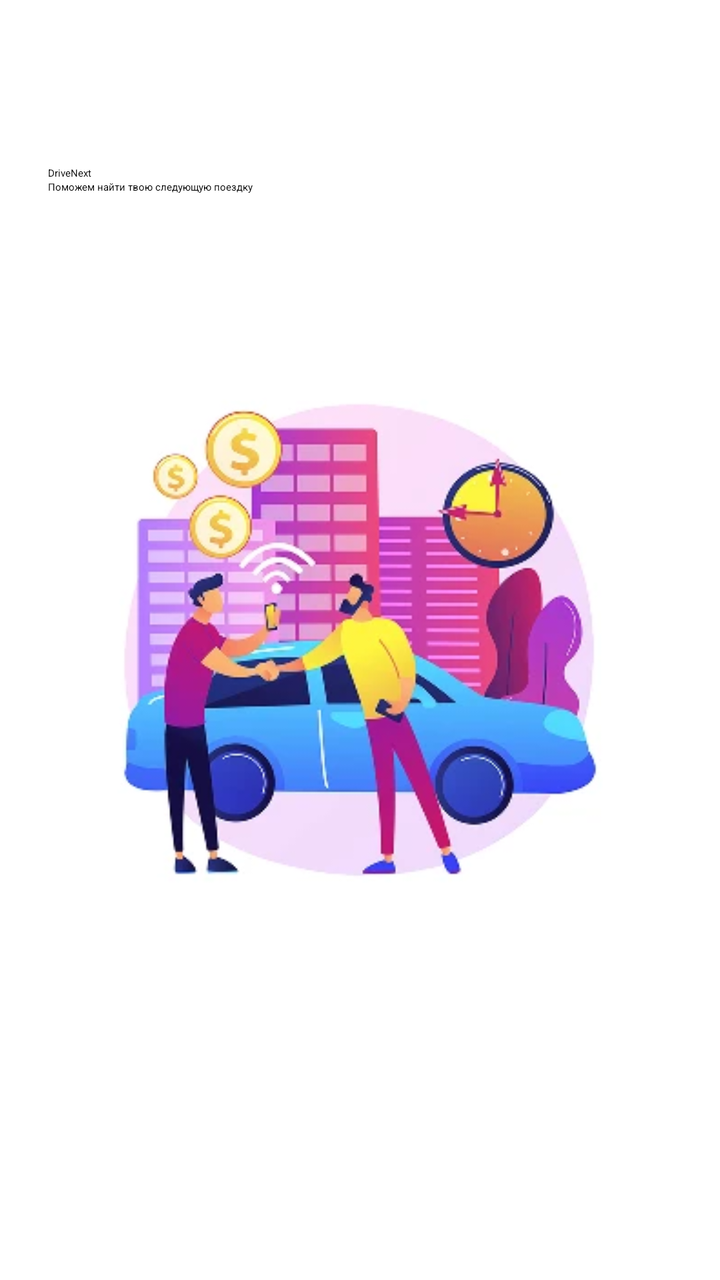
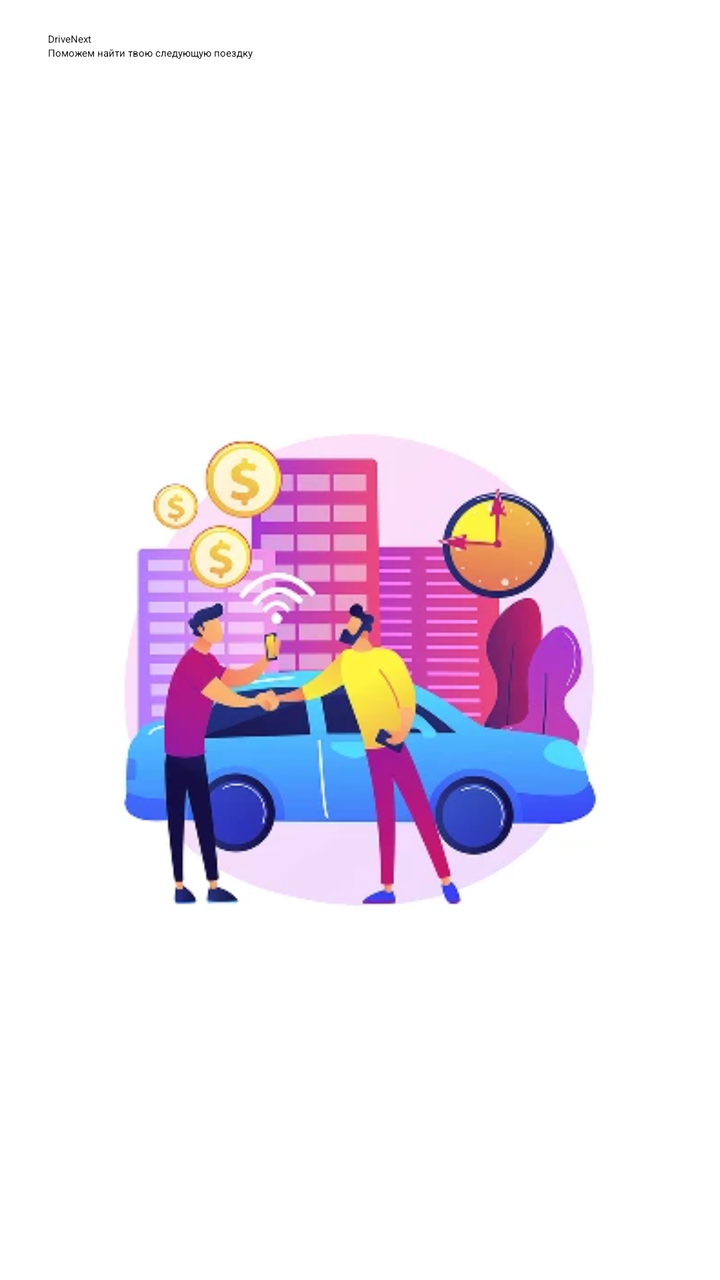

Screens rendered from an Android XML layout before and after an edit, with the pre-edit source and the edit as a unified diff.
<!-- AndroidManifest.xml: application theme Theme.DriveNext.Splash -->
<!-- res/layout/fragment_splash.xml -->
<?xml version="1.0" encoding="utf-8"?>
<androidx.constraintlayout.widget.ConstraintLayout xmlns:android="http://schemas.android.com/apk/res/android"
    xmlns:app="http://schemas.android.com/apk/res-auto"
    android:id="@+id/splash"
    android:layout_width="match_parent"
    android:layout_height="match_parent"
    android:background="@color/white"
    android:paddingHorizontal="@dimen/screen_padding_horizontal"
    android:paddingVertical="@dimen/screen_padding_vertical">

    <TextView
        android:id="@+id/title"
        android:layout_width="wrap_content"
        android:layout_height="wrap_content"
        app:layout_constraintStart_toStartOf="parent"
        app:layout_constraintTop_toTopOf="parent"
        app:layout_constraintBottom_toTopOf="@id/slogan"
        android:text="@string/app_name"
        android:textAppearance="?attr/textAppearanceTitleLarge"
        app:layout_constraintVertical_chainStyle="packed" />

    <TextView
        android:id="@+id/slogan"
        android:layout_width="wrap_content"
        android:layout_height="wrap_content"
        app:layout_constraintStart_toStartOf="parent"
        app:layout_constraintTop_toBottomOf="@id/title"
        app:layout_constraintBottom_toTopOf="@id/splash_logo"
        android:text="@string/slogan"
        android:textAppearance="?attr/textAppearanceBodyMedium" />

    <ImageView
        android:id="@+id/splash_logo"
        android:layout_width="wrap_content"
        android:layout_height="wrap_content"
        android:adjustViewBounds="true"
        android:contentDescription="@null"
        android:scaleType="centerInside"
        android:src="@drawable/splash_logo"
        app:layout_constraintStart_toStartOf="parent"
        app:layout_constraintEnd_toEndOf="parent"
        app:layout_constraintBottom_toBottomOf="parent"
        app:layout_constraintTop_toTopOf="parent"
        app:layout_constraintDimensionRatio="1:1" />

</androidx.constraintlayout.widget.ConstraintLayout>
<!-- resources referenced by this layout -->
<resources>
  <color name="white">#FFFFFFFF</color>
  <dimen name="screen_padding_horizontal">24dp</dimen>
  <dimen name="screen_padding_vertical">16dp</dimen>
  <!-- drawable splash_logo: webp bitmap (drawable, 17444 bytes) -->
  <string name="app_name">DriveNext</string>
  <string name="slogan">Поможем найти твою следующую поездку</string>
  <style name="Theme.DriveNext.Splash" parent="Theme.SplashScreen">
          <item name="windowSplashScreenBackground">@color/white</item>
          <item name="windowSplashScreenAnimatedIcon">@mipmap/ic_launcher</item>
          <item name="postSplashScreenTheme">@style/Theme.DriveNext</item>
      </style>
  <style name="Theme.DriveNext" parent="Base.Theme.DriveNext" />
  <style name="Base.Theme.DriveNext" parent="Theme.Material3.DayNight.NoActionBar">
          <item name="colorPrimary">@color/dark_purple</item>
          <item name="colorOnPrimary">@color/white</item>
  
          <item name="textAppearanceTitleLarge">
              @style/TextAppearance.DriveNext.TitleLarge
          </item>
  
          <item name="textAppearanceBodyMedium">
              @style/TextAppearance.DriveNext.BodyMedium
          </item>
  
          <item name="materialButtonStyle">
              @style/Widget.DriveNext.Button
          </item>
      </style>
  <color name="dark_purple">#2A1246</color>
  <style name="TextAppearance.DriveNext.TitleLarge" parent="TextAppearance.Material3.TitleLarge">
          <item name="fontFamily">@font/montserrat</item>
          <item name="android:fontFamily">@font/montserrat</item>
          <item name="android:textSize">24sp</item>
          <item name="android:textFontWeight">600</item>
      </style>
  <style name="TextAppearance.DriveNext.BodyMedium" parent="TextAppearance.Material3.BodyMedium">
          <item name="fontFamily">@font/montserrat</item>
          <item name="android:fontFamily">@font/montserrat</item>
          <item name="android:textSize">14sp</item>
          <item name="android:textFontWeight">400</item>
      </style>
  <style name="Widget.DriveNext.Button" parent="Widget.Material3.Button">
          <item name="android:minHeight">52dp</item>
          <item name="android:textAllCaps">false</item>
          <item name="cornerRadius">8dp</item>
      </style>
</resources>

<!-- the commit's change to res/layout/fragment_splash.xml (unified diff, before → after) -->
@@ -10,37 +10,37 @@
 
     <TextView
         android:id="@+id/title"
-        android:layout_width="wrap_content"
+        android:layout_width="0dp"
         android:layout_height="wrap_content"
         app:layout_constraintStart_toStartOf="parent"
+        app:layout_constraintEnd_toEndOf="parent"
         app:layout_constraintTop_toTopOf="parent"
-        app:layout_constraintBottom_toTopOf="@id/slogan"
         android:text="@string/app_name"
-        android:textAppearance="?attr/textAppearanceTitleLarge"
-        app:layout_constraintVertical_chainStyle="packed" />
+        android:textAppearance="?attr/textAppearanceTitleLarge" />
 
     <TextView
         android:id="@+id/slogan"
-        android:layout_width="wrap_content"
+        android:layout_width="0dp"
         android:layout_height="wrap_content"
         app:layout_constraintStart_toStartOf="parent"
+        app:layout_constraintEnd_toEndOf="parent"
         app:layout_constraintTop_toBottomOf="@id/title"
-        app:layout_constraintBottom_toTopOf="@id/splash_logo"
         android:text="@string/slogan"
         android:textAppearance="?attr/textAppearanceBodyMedium" />
 
     <ImageView
         android:id="@+id/splash_logo"
-        android:layout_width="wrap_content"
-        android:layout_height="wrap_content"
-        android:adjustViewBounds="true"
+        android:layout_width="0dp"
+        android:layout_height="0dp"
+        android:layout_marginTop="16dp"
         android:contentDescription="@null"
         android:scaleType="centerInside"
         android:src="@drawable/splash_logo"
         app:layout_constraintStart_toStartOf="parent"
         app:layout_constraintEnd_toEndOf="parent"
         app:layout_constraintBottom_toBottomOf="parent"
-        app:layout_constraintTop_toTopOf="parent"
-        app:layout_constraintDimensionRatio="1:1" />
+        app:layout_constraintTop_toBottomOf="@id/slogan"
+        app:layout_constraintWidth_max="@dimen/splash_logo_max_size"
+        app:layout_constraintHeight_max="@dimen/splash_logo_max_size" />
 
 </androidx.constraintlayout.widget.ConstraintLayout>
<!-- resource entries referenced after the edit -->
@@ -3,6 +3,7 @@
   <color name="white">#FFFFFFFF</color>
   <dimen name="screen_padding_horizontal">24dp</dimen>
   <dimen name="screen_padding_vertical">16dp</dimen>
+  <dimen name="splash_logo_max_size">320dp</dimen>
   <!-- drawable splash_logo: webp bitmap (drawable, 17444 bytes) -->
   <string name="app_name">DriveNext</string>
   <string name="slogan">Поможем найти твою следующую поездку</string>
